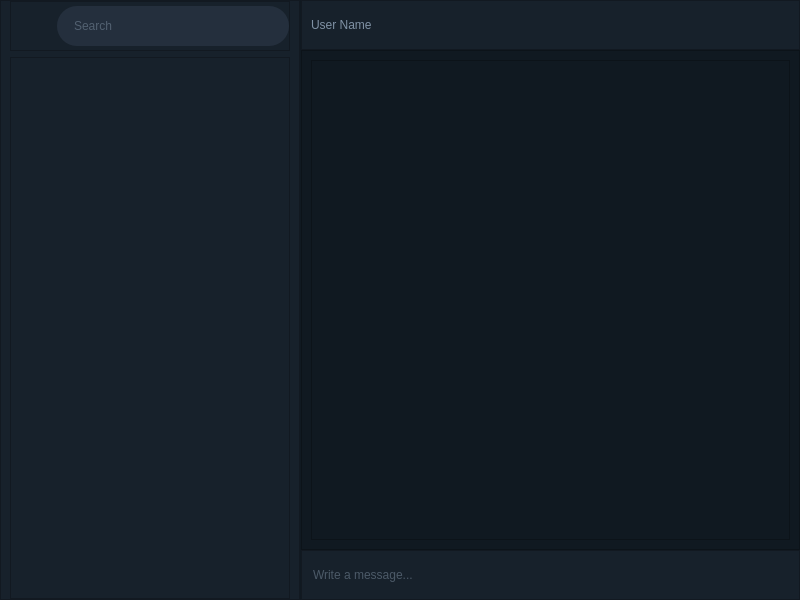
Enigmater/Messenger, file Client/mainwindow.ui: the form before one commit.
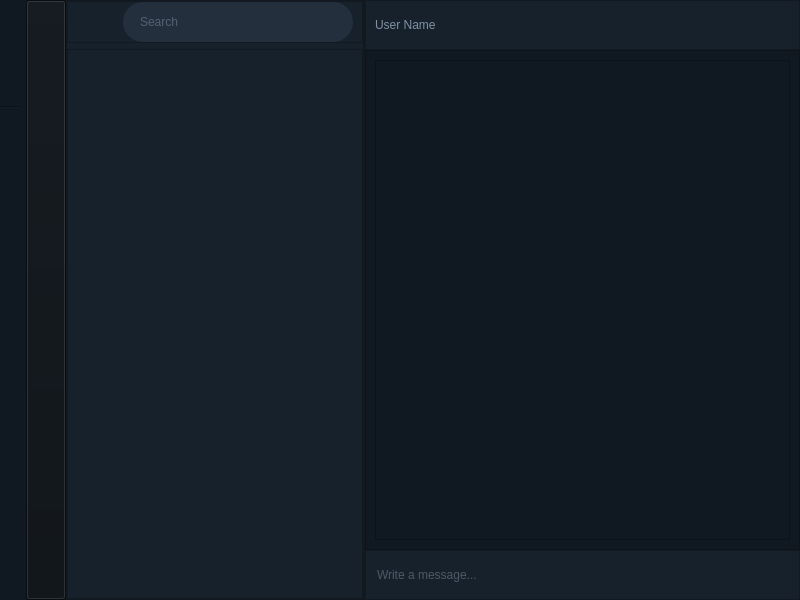
The form after the commit. Icons and pictures are not drawn.

```diff
--- a/Client/mainwindow.ui
+++ b/Client/mainwindow.ui
@@ -10,9 +10,39 @@
     <height>600</height>
    </rect>
   </property>
+  <property name="maximumSize">
+   <size>
+    <width>16777215</width>
+    <height>1000</height>
+   </size>
+  </property>
   <property name="windowTitle">
    <string>Messanger</string>
   </property>
+  <property name="styleSheet">
+   <string notr="true">QScrollBar:vertical {
+	background-color: rgb(145, 150, 155);
+	border: none;
+	border-radius: 5px;
+	width: 5px;
+}
+QScrollBar::sub-line:vertical {
+	border-radius: 5px;
+}
+QScrollBar::add-line:vertical {
+	border-radius: 5px;
+}
+QScrollBar::up-arrow:vertical, QScrollBar::down-arrow:vertical{
+	background-color: rgb(63, 71, 80);
+	border-radius: 5px;
+}
+QScrollBar::add-page:vertical, QScrollBar::sub-page:vertical{
+	background-color: rgb(63, 71, 80);
+	border-radius: 5px;
+}
+
+</string>
+  </property>
   <widget class="QWidget" name="centralwidget">
    <property name="autoFillBackground">
     <bool>false</bool>
@@ -20,7 +50,10 @@
    <property name="styleSheet">
     <string notr="true">background-color: rgb(16, 25, 33);</string>
    </property>
-   <layout class="QGridLayout" name="gridLayout">
+   <layout class="QHBoxLayout" name="horizontalLayout_5">
+    <property name="spacing">
+     <number>0</number>
+    </property>
     <property name="leftMargin">
      <number>0</number>
     </property>
@@ -33,11 +66,153 @@
     <property name="bottomMargin">
      <number>0</number>
     </property>
-    <property name="spacing">
-     <number>0</number>
-    </property>
-    <item row="0" column="0">
+    <item>
+     <widget class="QWidget" name="slidebarMenu" native="true">
+      <property name="minimumSize">
+       <size>
+        <width>0</width>
+        <height>0</height>
+       </size>
+      </property>
+      <property name="maximumSize">
+       <size>
+        <width>16777215</width>
+        <height>16777215</height>
+       </size>
+      </property>
+      <layout class="QHBoxLayout" name="horizontalLayout_7">
+       <property name="leftMargin">
+        <number>0</number>
+       </property>
+       <property name="topMargin">
+        <number>0</number>
+       </property>
+       <property name="rightMargin">
+        <number>0</number>
+       </property>
+       <property name="bottomMargin">
+        <number>0</number>
+       </property>
+       <item>
+        <widget class="QWidget" name="widget" native="true">
+         <property name="minimumSize">
+          <size>
+           <width>0</width>
+           <height>0</height>
+          </size>
+         </property>
+         <property name="maximumSize">
+          <size>
+           <width>250</width>
+           <height>16777215</height>
+          </size>
+         </property>
+         <layout class="QVBoxLayout" name="verticalLayout_4">
+          <property name="leftMargin">
+           <number>0</number>
+          </property>
+          <property name="topMargin">
+           <number>0</number>
+          </property>
+          <property name="rightMargin">
+           <number>0</number>
+          </property>
+          <property name="bottomMargin">
+           <number>0</number>
+          </property>
+          <item>
+           <widget class="QWidget" name="userInfo" native="true">
+            <property name="minimumSize">
+             <size>
+              <width>0</width>
+              <height>100</height>
+             </size>
+            </property>
+            <property name="maximumSize">
+             <size>
+              <width>16777215</width>
+              <height>100</height>
+             </size>
+            </property>
+           </widget>
+          </item>
+          <item>
+           <widget class="Line" name="line">
+            <property name="orientation">
+             <enum>Qt::Horizontal</enum>
+            </property>
+           </widget>
+          </item>
+          <item>
+           <spacer name="verticalSpacer_2">
+            <property name="orientation">
+             <enum>Qt::Vertical</enum>
+            </property>
+            <property name="sizeHint" stdset="0">
+             <size>
+              <width>20</width>
+              <height>402</height>
+             </size>
+            </property>
+           </spacer>
+          </item>
+          <item>
+           <widget class="QWidget" name="buttons" native="true">
+            <layout class="QVBoxLayout" name="verticalLayout_7"/>
+           </widget>
+          </item>
+          <item>
+           <widget class="QWidget" name="about" native="true">
+            <property name="minimumSize">
+             <size>
+              <width>0</width>
+              <height>50</height>
+             </size>
+            </property>
+            <property name="maximumSize">
+             <size>
+              <width>16777215</width>
+              <height>50</height>
+             </size>
+            </property>
+           </widget>
+          </item>
+         </layout>
+        </widget>
+       </item>
+       <item>
+        <widget class="QPushButton" name="pushButton">
+         <property name="sizePolicy">
+          <sizepolicy hsizetype="Preferred" vsizetype="Preferred">
+           <horstretch>0</horstretch>
+           <verstretch>0</verstretch>
+          </sizepolicy>
+         </property>
+         <property name="cursor">
+          <cursorShape>PointingHandCursor</cursorShape>
+         </property>
+         <property name="styleSheet">
+          <string notr="true">background-color: rgb(12, 17, 22)</string>
+         </property>
+         <property name="text">
+          <string/>
+         </property>
+         <property name="flat">
+          <bool>false</bool>
+         </property>
+        </widget>
+       </item>
+      </layout>
+     </widget>
+    </item>
+    <item>
      <widget class="QSplitter" name="splitter">
+      <property name="maximumSize">
+       <size>
+        <width>16777215</width>
+        <height>16777215</height>
+       </size>
+      </property>
       <property name="lineWidth">
        <number>1</number>
       </property>
@@ -47,7 +222,7 @@
       <property name="handleWidth">
        <number>1</number>
       </property>
-      <widget class="QWidget" name="chatsContainer" native="true">
+      <widget class="QWidget" name="leftContainer" native="true">
        <property name="maximumSize">
         <size>
          <width>300</width>
@@ -89,13 +264,13 @@
           </property>
           <layout class="QVBoxLayout" name="verticalLayout_2">
            <property name="leftMargin">
-            <number>9</number>
+            <number>0</number>
            </property>
            <property name="topMargin">
             <number>0</number>
            </property>
            <property name="rightMargin">
-            <number>9</number>
+            <number>0</number>
            </property>
            <property name="bottomMargin">
             <number>0</number>
@@ -122,19 +297,19 @@
              </property>
              <layout class="QHBoxLayout" name="horizontalLayout_2">
               <property name="leftMargin">
-               <number>0</number>
+               <number>9</number>
               </property>
               <property name="topMargin">
                <number>0</number>
               </property>
               <property name="rightMargin">
-               <number>0</number>
+               <number>9</number>
               </property>
               <property name="bottomMargin">
                <number>0</number>
               </property>
               <item>
-               <widget class="QPushButton" name="searchButton">
+               <widget class="QPushButton" name="menuButton">
                 <property name="sizePolicy">
                  <sizepolicy hsizetype="Maximum" vsizetype="Fixed">
                   <horstretch>0</horstretch>
@@ -148,14 +323,27 @@
                  </size>
                 </property>
                 <property name="styleSheet">
-                 <string notr="true">backgroud-color: rgba(0,0,0,0);</string>
+                 <string notr="true">QPushButton#menuButton {
+	background-color: rgba(0,0,0,0);
+    background-image: url(&quot;:/icons/img/menu_icon16_1.png&quot;);
+    background-repeat: no-repeat;
+	background-position: center;
+}
+QPushButton#menuButton:hover {
+	background-image: url(&quot;:/icons/img/menu_icon_16_2.png&quot;);
+    background-repeat: no-repeat;
+	background-position: center;
+}
+</string>
                 </property>
                 <property name="text">
                  <string/>
                 </property>
-                <property name="icon">
-                 <iconset resource="res.qrc">
-                  <normaloff>:/icons/img/menu_icon2.png</normaloff>:/icons/img/menu_icon2.png</iconset>
+                <property name="iconSize">
+                 <size>
+                  <width>16</width>
+                  <height>16</height>
+                 </size>
                 </property>
                 <property name="flat">
                  <bool>true</bool>
@@ -188,6 +376,7 @@
 	color: rgb(127, 145, 164);
 	padding-left: 15;
 	border-radius: 20px;
+	font: 1.2rem &quot;Open Sans&quot;, sans-serif;
 }
 </string>
                 </property>
@@ -207,12 +396,97 @@
            </item>
            <item>
             <widget class="QFrame" name="chatsFrame">
+             <property name="styleSheet">
+              <string notr="true"/>
+             </property>
              <property name="frameShape">
               <enum>QFrame::StyledPanel</enum>
              </property>
              <property name="frameShadow">
               <enum>QFrame::Raised</enum>
              </property>
+             <layout class="QVBoxLayout" name="verticalLayout_6">
+              <property name="spacing">
+               <number>0</number>
+              </property>
+              <property name="leftMargin">
+               <number>0</number>
+              </property>
+              <property name="topMargin">
+               <number>0</number>
+              </property>
+              <property name="rightMargin">
+               <number>0</number>
+              </property>
+              <property name="bottomMargin">
+               <number>0</number>
+              </property>
+              <item>
+               <widget class="QScrollArea" name="scrollArea">
+                <property name="autoFillBackground">
+                 <bool>false</bool>
+                </property>
+                <property name="styleSheet">
+                 <string notr="true"/>
+                </property>
+                <property name="frameShape">
+                 <enum>QFrame::NoFrame</enum>
+                </property>
+                <property name="frameShadow">
+                 <enum>QFrame::Sunken</enum>
+                </property>
+                <property name="sizeAdjustPolicy">
+                 <enum>QAbstractScrollArea::AdjustIgnored</enum>
+                </property>
+                <property name="widgetResizable">
+                 <bool>true</bool>
+                </property>
+                <widget class="QWidget" name="scrollAreaWidgetContents">
+                 <property name="geometry">
+                  <rect>
+                   <x>0</x>
+                   <y>0</y>
+                   <width>279</width>
+                   <height>548</height>
+                  </rect>
+                 </property>
+                 <layout class="QVBoxLayout" name="verticalLayout_5">
+                  <property name="leftMargin">
+                   <number>0</number>
+                  </property>
+                  <property name="topMargin">
+                   <number>0</number>
+                  </property>
+                  <property name="rightMargin">
+                   <number>0</number>
+                  </property>
+                  <property name="bottomMargin">
+                   <number>0</number>
+                  </property>
+                  <item>
+                   <layout class="QVBoxLayout" name="chatsHLayout"/>
+                  </item>
+                  <item>
+                   <spacer name="verticalSpacer">
+                    <property name="orientation">
+                     <enum>Qt::Vertical</enum>
+                    </property>
+                    <property name="sizeType">
+                     <enum>QSizePolicy::Expanding</enum>
+                    </property>
+                    <property name="sizeHint" stdset="0">
+                     <size>
+                      <width>17</width>
+                      <height>537</height>
+                     </size>
+                    </property>
+                   </spacer>
+                  </item>
+                 </layout>
+                </widget>
+               </widget>
+              </item>
+             </layout>
             </widget>
            </item>
           </layout>
@@ -220,7 +494,7 @@
         </item>
        </layout>
       </widget>
-      <widget class="QWidget" name="dialogContainer" native="true">
+      <widget class="QWidget" name="rightContainer" native="true">
        <layout class="QVBoxLayout" name="verticalLayout_3">
         <property name="spacing">
          <number>0</number>
@@ -238,7 +512,7 @@
          <number>0</number>
         </property>
         <item>
-         <widget class="QFrame" name="infoAbout">
+         <widget class="QFrame" name="infoAbout_hframe">
           <property name="minimumSize">
            <size>
             <width>0</width>
@@ -268,9 +542,10 @@
           </property>
           <layout class="QHBoxLayout" name="horizontalLayout_3">
            <item>
-            <widget class="QLabel" name="userinfoLabel">
+            <widget class="QLabel" name="userinfo_lable">
              <property name="styleSheet">
-              <string notr="true">color: rgb(127, 145, 164);</string>
+              <string notr="true">color: rgb(127, 145, 164);
+font: 1.2rem &quot;Open Sans&quot;, sans-serif;</string>
              </property>
              <property name="text">
               <string>User Name</string>
@@ -281,7 +556,7 @@
          </widget>
         </item>
         <item>
-         <widget class="QFrame" name="dialog">
+         <widget class="QFrame" name="dialog_hframe">
           <property name="styleSheet">
            <string notr="true">background-color: rgb(16, 25, 33);</string>
           </property>
@@ -293,13 +568,19 @@
           </property>
           <layout class="QHBoxLayout" name="horizontalLayout">
            <item>
-            <widget class="QTextBrowser" name="textBrowser"/>
+            <widget class="QTextBrowser" name="chat_browser">
+             <property name="styleSheet">
+              <string notr="true">color: rgb(255,255,255);
+border: 0;
+font: 1.2rem \&quot;Open Sans\&quot;, sans-serif;</string>
+             </property>
+            </widget>
            </item>
           </layout>
          </widget>
         </item>
         <item>
-         <widget class="QFrame" name="input">
+         <widget class="QFrame" name="input_hframe">
           <property name="maximumSize">
            <size>
             <width>16777215</width>
@@ -317,7 +598,7 @@
           </property>
           <layout class="QHBoxLayout" name="horizontalLayout_4">
            <item>
-            <widget class="QLineEdit" name="messLine">
+            <widget class="QLineEdit" name="mess_edit">
              <property name="minimumSize">
               <size>
                <width>0</width>
@@ -326,6 +607,7 @@
              </property>
              <property name="styleSheet">
               <string notr="true">color: rgb(127 ,145 ,164);
+font: 1.2rem &quot;Open Sans&quot;, sans-serif;
 border: 0;</string>
              </property>
              <property name="inputMask">
```
Left out of the diff: 4 changed lines with no effect on the pictures.
